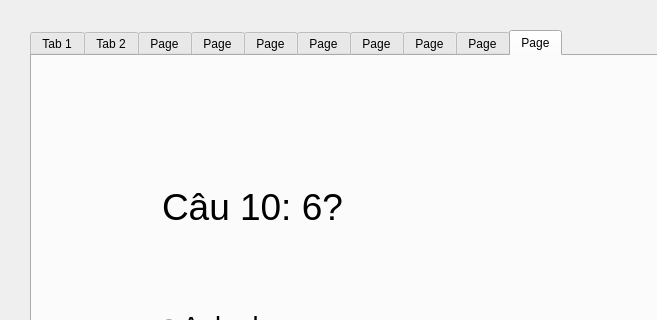
Before: the Qt Designer form app/view/TakeTest.ui in huynhngoanhthai/python_project, drawn with Qt 5; both pictures show x 0 to 657 and y 0 to 320 of the 1109 by 850 pixel window.
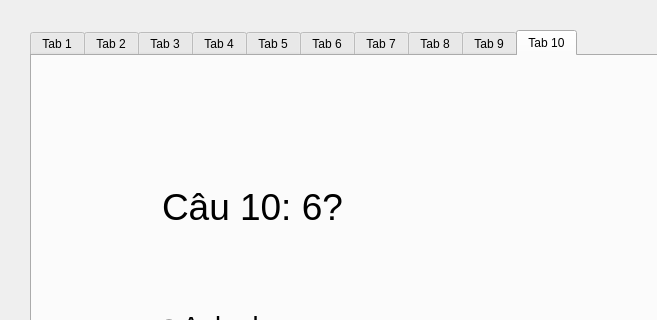
After: the same form once the commit is applied.

```diff
--- a/app/view/TakeTest.ui
+++ b/app/view/TakeTest.ui
@@ -218,7 +218,7 @@
     </widget>
     <widget class="QWidget" name="tab_3">
      <attribute name="title">
-      <string>Page</string>
+      <string>Tab 3</string>
      </attribute>
      <widget class="QRadioButton" name="C_3">
       <property name="geometry">
@@ -313,7 +313,7 @@
     </widget>
     <widget class="QWidget" name="tab_4">
      <attribute name="title">
-      <string>Page</string>
+      <string>Tab 4</string>
      </attribute>
      <widget class="QLabel" name="question_4">
       <property name="geometry">
@@ -408,7 +408,7 @@
     </widget>
     <widget class="QWidget" name="tab_5">
      <attribute name="title">
-      <string>Page</string>
+      <string>Tab 5</string>
      </attribute>
      <widget class="QLabel" name="question_5">
       <property name="geometry">
@@ -503,7 +503,7 @@
     </widget>
     <widget class="QWidget" name="tab_6">
      <attribute name="title">
-      <string>Page</string>
+      <string>Tab 6</string>
      </attribute>
      <widget class="QLabel" name="question_6">
       <property name="geometry">
@@ -598,7 +598,7 @@
     </widget>
     <widget class="QWidget" name="tab_7">
      <attribute name="title">
-      <string>Page</string>
+      <string>Tab 7</string>
      </attribute>
      <widget class="QLabel" name="question_7">
       <property name="geometry">
@@ -693,7 +693,7 @@
     </widget>
     <widget class="QWidget" name="tab_8">
      <attribute name="title">
-      <string>Page</string>
+      <string>Tab 8</string>
      </attribute>
      <widget class="QLabel" name="question_8">
       <property name="geometry">
@@ -788,7 +788,7 @@
     </widget>
     <widget class="QWidget" name="tab_9">
      <attribute name="title">
-      <string>Page</string>
+      <string>Tab 9</string>
      </attribute>
      <widget class="QLabel" name="question_9">
       <property name="geometry">
@@ -883,7 +883,7 @@
     </widget>
     <widget class="QWidget" name="tab_10">
      <attribute name="title">
-      <string>Page</string>
+      <string>Tab 10</string>
      </attribute>
      <widget class="QLabel" name="question_10">
       <property name="geometry">
```
